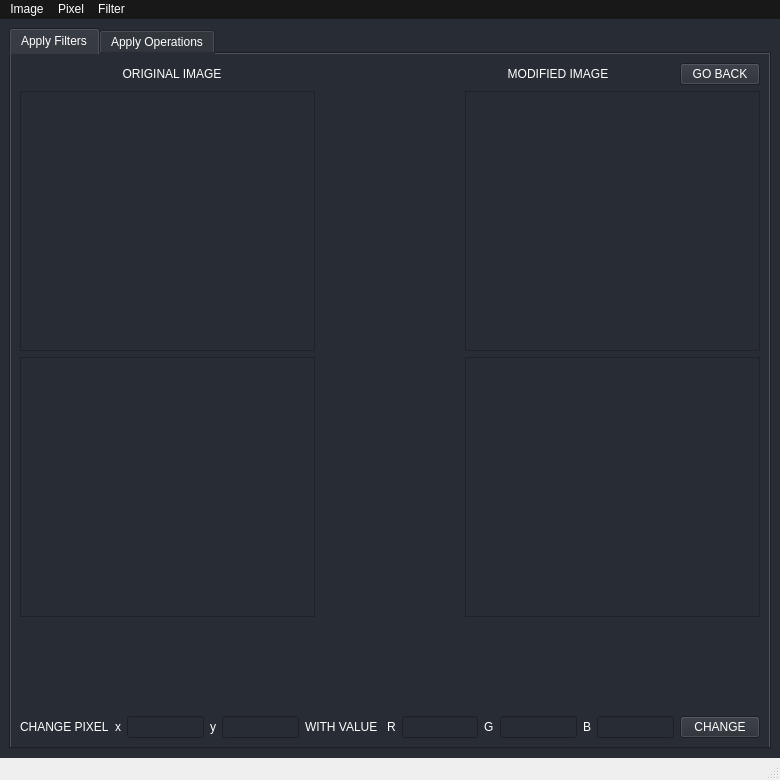
Old version of the form main_gui.ui in the repository MatiMonaco/ATI_TPS.
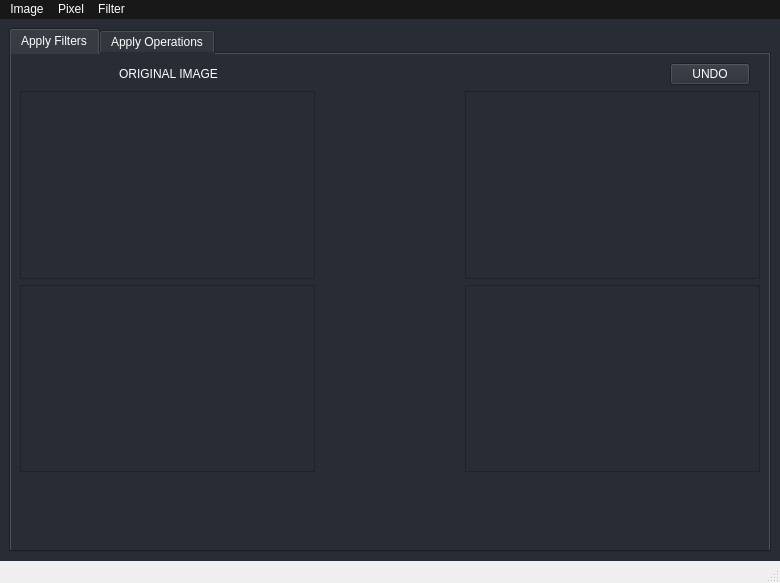
New version of the form. Icons and pictures are not drawn.

Commit message: Add modify pixel dialog

The edit to the form file:
```diff
--- a/main_gui.ui
+++ b/main_gui.ui
@@ -7,7 +7,7 @@
     <x>0</x>
     <y>0</y>
     <width>780</width>
-    <height>780</height>
+    <height>583</height>
    </rect>
   </property>
   <property name="cursor">
@@ -64,12 +64,15 @@
        <attribute name="title">
         <string>Apply Filters</string>
        </attribute>
-       <layout class="QVBoxLayout" name="verticalLayout_2" stretch="1,3,3,0,1,1">
+       <layout class="QVBoxLayout" name="verticalLayout_2" stretch="1,3,3,0,1">
         <item>
-         <layout class="QHBoxLayout" name="horizontalLayout" stretch="1,2,3,2,0,0">
+         <layout class="QHBoxLayout" name="horizontalLayout" stretch="2,2,9,0">
           <property name="sizeConstraint">
            <enum>QLayout::SetDefaultConstraint</enum>
           </property>
+          <property name="rightMargin">
+           <number>10</number>
+          </property>
           <item>
            <spacer name="horizontalSpacer">
             <property name="orientation">
@@ -109,39 +112,13 @@
             </property>
            </spacer>
           </item>
-          <item>
-           <widget class="QLabel" name="modified_image_text">
-            <property name="styleSheet">
-             <string notr="true">color:rgb(255, 255, 255)</string>
-            </property>
-            <property name="text">
-             <string>MODIFIED IMAGE</string>
-            </property>
-            <property name="alignment">
-             <set>Qt::AlignCenter</set>
-            </property>
-           </widget>
-          </item>
-          <item>
-           <spacer name="horizontalSpacer_2">
-            <property name="orientation">
-             <enum>Qt::Horizontal</enum>
-            </property>
-            <property name="sizeHint" stdset="0">
-             <size>
-              <width>40</width>
-              <height>20</height>
-             </size>
-            </property>
-           </spacer>
-          </item>
           <item>
            <widget class="QPushButton" name="btn_go_back">
             <property name="styleSheet">
              <string notr="true">color:rgb(255, 255, 255)</string>
             </property>
             <property name="text">
-             <string>GO BACK</string>
+             <string>UNDO</string>
             </property>
            </widget>
           </item>
@@ -182,7 +159,7 @@
              <property name="geometry">
               <rect>
                <x>138</x>
-               <y>63</y>
+               <y>73</y>
                <width>18</width>
                <height>18</height>
               </rect>
@@ -253,7 +230,7 @@
                <x>0</x>
                <y>0</y>
                <width>294</width>
-               <height>144</height>
+               <height>165</height>
               </rect>
              </property>
              <property name="sizePolicy">
@@ -288,7 +265,7 @@
              <property name="geometry">
               <rect>
                <x>138</x>
-               <y>63</y>
+               <y>74</y>
                <width>18</width>
                <height>18</height>
               </rect>
@@ -356,7 +333,7 @@
                <x>0</x>
                <y>0</y>
                <width>294</width>
-               <height>145</height>
+               <height>166</height>
               </rect>
              </property>
              <property name="sizePolicy">
@@ -424,125 +401,6 @@
           </item>
          </layout>
         </item>
-        <item>
-         <layout class="QHBoxLayout" name="horizontalLayout_4">
-          <item>
-           <widget class="QLabel" name="lbl_new_pixel_value">
-            <property name="styleSheet">
-             <string notr="true">color:rgb(255, 255, 255)</string>
-            </property>
-            <property name="text">
-             <string>CHANGE PIXEL</string>
-            </property>
-           </widget>
-          </item>
-          <item>
-           <widget class="QLabel" name="lbl_x">
-            <property name="styleSheet">
-             <string notr="true">color:rgb(255, 255, 255)</string>
-            </property>
-            <property name="text">
-             <string>x</string>
-            </property>
-           </widget>
-          </item>
-          <item>
-           <widget class="QLineEdit" name="input_pixel_x">
-            <property name="styleSheet">
-             <string notr="true">color:rgb(255, 255, 255)</string>
-            </property>
-           </widget>
-          </item>
-          <item>
-           <widget class="QLabel" name="lbl_y">
-            <property name="styleSheet">
-             <string notr="true">color:rgb(255, 255, 255)</string>
-            </property>
-            <property name="text">
-             <string>y</string>
-            </property>
-           </widget>
-          </item>
-          <item>
-           <widget class="QLineEdit" name="input_pixel_y">
-            <property name="styleSheet">
-             <string notr="true">color:rgb(255, 255, 255)</string>
-            </property>
-           </widget>
-          </item>
-          <item>
-           <widget class="QLabel" name="lbl_with_value">
-            <property name="styleSheet">
-             <string notr="true">color:rgb(255, 255, 255)</string>
-            </property>
-            <property name="text">
-             <string>WITH VALUE </string>
-            </property>
-           </widget>
-          </item>
-          <item>
-           <widget class="QLabel" name="lbl_r">
-            <property name="styleSheet">
-             <string notr="true">color:rgb(255, 255, 255)</string>
-            </property>
-            <property name="text">
-             <string>R</string>
-            </property>
-           </widget>
-          </item>
-          <item>
-           <widget class="QLineEdit" name="input_pixel_new_r">
-            <property name="styleSheet">
-             <string notr="true">color:rgb(255, 255, 255)</string>
-            </property>
-           </widget>
-          </item>
-          <item>
-           <widget class="QLabel" name="lbl_g">
-            <property name="styleSheet">
-             <string notr="true">color:rgb(255, 255, 255)</string>
-            </property>
-            <property name="text">
-             <string>G</string>
-            </property>
-           </widget>
-          </item>
-          <item>
-           <widget class="QLineEdit" name="input_pixel_new_g">
-            <property name="styleSheet">
-             <string notr="true">color:rgb(255, 255, 255)</string>
-            </property>
-           </widget>
-          </item>
-          <item>
-           <widget class="QLabel" name="lbl_y_3">
-            <property name="styleSheet">
-             <string notr="true">color:rgb(255, 255, 255)</string>
-            </property>
-            <property name="text">
-             <string>B</string>
-            </property>
-           </widget>
-          </item>
-          <item>
-           <widget class="QLineEdit" name="input_pixel_new_b">
-            <property name="styleSheet">
-             <string notr="true">color:rgb(255, 255, 255)</string>
-            </property>
-           </widget>
-          </item>
-          <item>
-           <widget class="QPushButton" name="btn_update_pixel">
-            <property name="styleSheet">
-             <string notr="true">color:rgb(255, 255, 255)</string>
-            </property>
-            <property name="text">
-             <string>CHANGE</string>
-            </property>
-           </widget>
-          </item>
-         </layout>
-        </item>
        </layout>
       </widget>
       <widget class="QWidget" name="tab_2">
```
Left out of the diff: 7 changed lines with no effect on the pictures. The commit also changes 5 other files.
